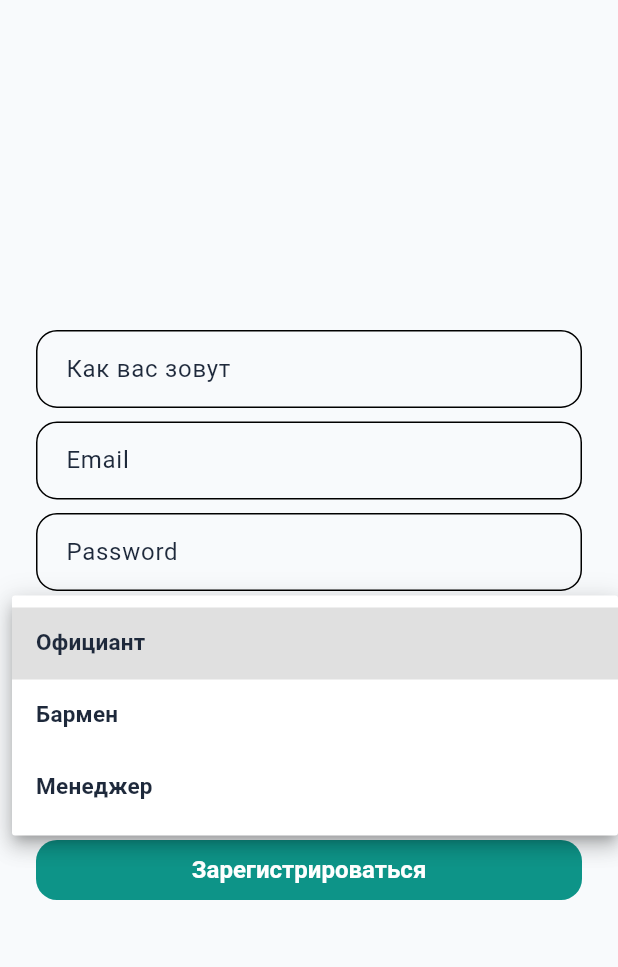
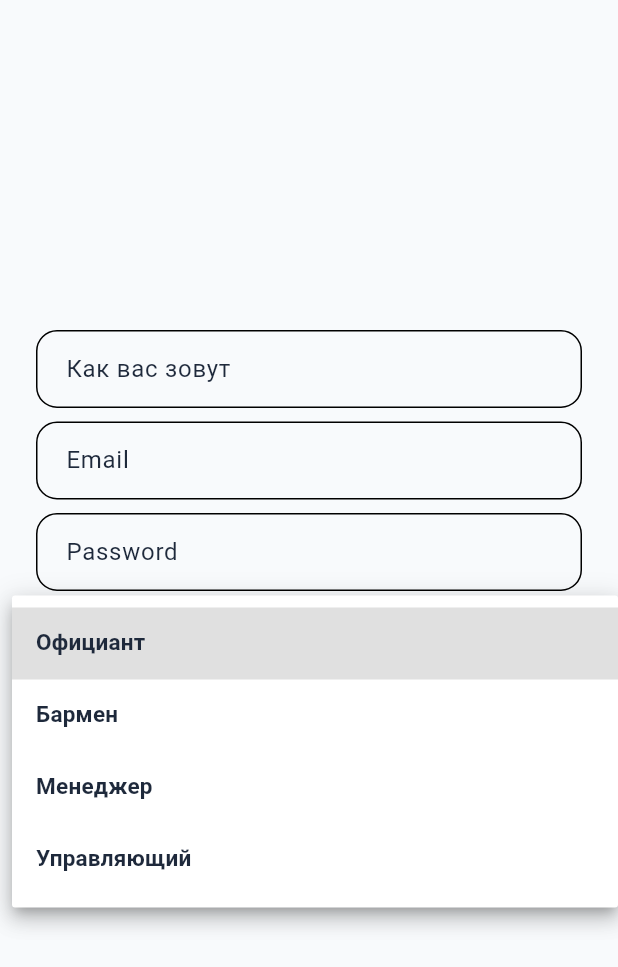
Before and after one commit to coldw1ind/kb_appV2, a Flutter app: the RegisterScreen screen opened directly, after a tap on "Роль", on a phone screen of 412 x 824 dp. Shown: the top 967 px of the screen. Run offline on Flutter 3.47's test engine with Material 3 defaults, Android fonts, the phone set to English and light mode, and no system bars; our stand-ins replace table_calendar; network calls fail.

Commit message:
добавил роль управляющей

```diff
--- a/flutter_application_1/lib/screens/reglog_panel/register_sreen.dart
+++ b/flutter_application_1/lib/screens/reglog_panel/register_sreen.dart
@@ -23,6 +23,7 @@ class _RegisterScreenState extends State<RegisterScreen> {
     'Официант',
     'Бармен',
     'Менеджер',
+    'Управляющий',
   ];
   List<String> _bars = const [
     'Дачный пр., 17к2',
```
